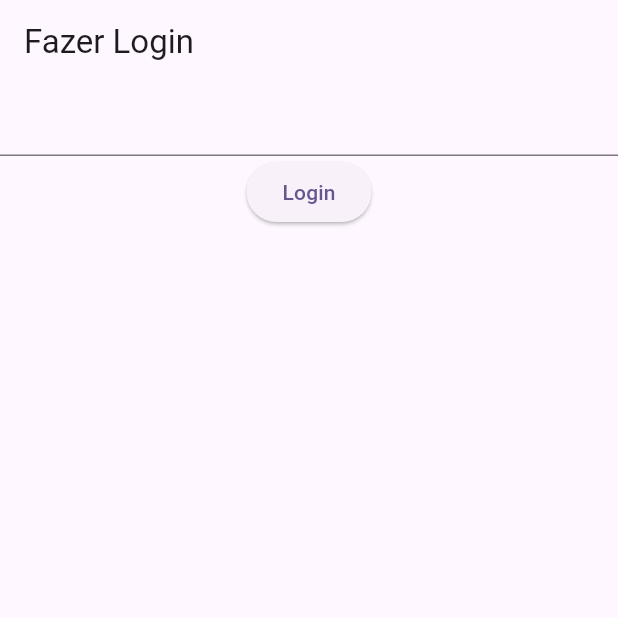
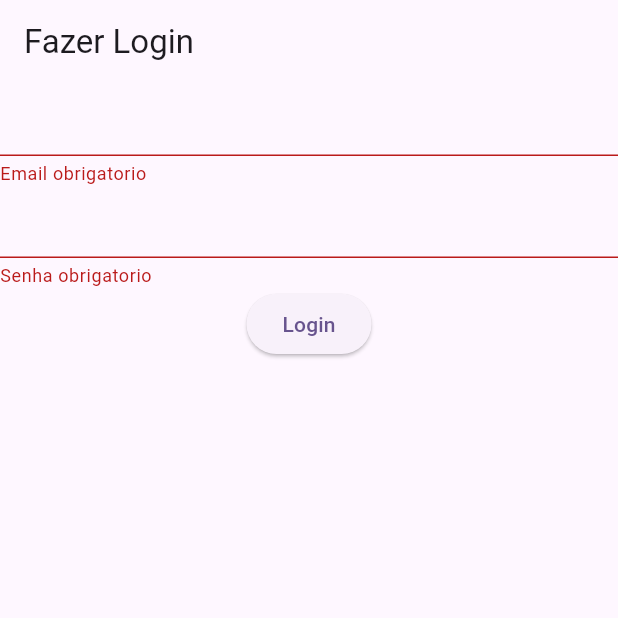
Before and after one commit to CaioSouzaC1/seat_scheduler-mobile, a Flutter app: the screen it shows after launch, after a tap on "Login", on a phone screen of 412 x 824 dp, the top half of it. Run offline on Flutter 3.47's test engine with Material 3 defaults, Android fonts, the phone set to English and light mode, and no system bars; our stand-ins replace dio; accounts and stored records are empty.

Commit message:
feat(home_page): validation if has email or password

```diff
--- a/lib/pages/home_page.dart
+++ b/lib/pages/home_page.dart
@@ -1,3 +1,5 @@
+import 'dart:developer';
+
 import 'package:flutter/material.dart';
 import 'package:seat_scheduler_mobile/models/login_model.dart';
 import 'package:seat_scheduler_mobile/repositories/login_repository.dart';
@@ -14,6 +16,8 @@ class _HomePageState extends State<HomePage> {
   final LoginRepository loginRepository = LoginRepositoryImpl();
   LoginModel? loginModel;
 
+  final formKey = GlobalKey<FormState>();
+
   @override
   Widget build(BuildContext context) {
     return Scaffold(
@@ -22,10 +26,28 @@ class _HomePageState extends State<HomePage> {
       ),
       body: SingleChildScrollView(
         child: Form(
+          key: formKey,
           child: Column(
             children: [
-              TextFormField(),
-              ElevatedButton(onPressed: () {}, child: const Text("Login"))
+              TextFormField(
+                validator: (value) {
+                  return (value == null || value.isEmpty)
+                      ? "Email obrigatorio"
+                      : null;
+                },
+              ),
+              TextFormField(
+                validator: (value) {
+                  return (value == null || value.isEmpty)
+                      ? "Senha obrigatorio"
+                      : null;
+                },
+              ),
+              ElevatedButton(
+                  onPressed: () {
+                    final valid = formKey.currentState?.validate() ?? false;
+                  },
+                  child: const Text("Login"))
             ],
           ),
         ),
```
